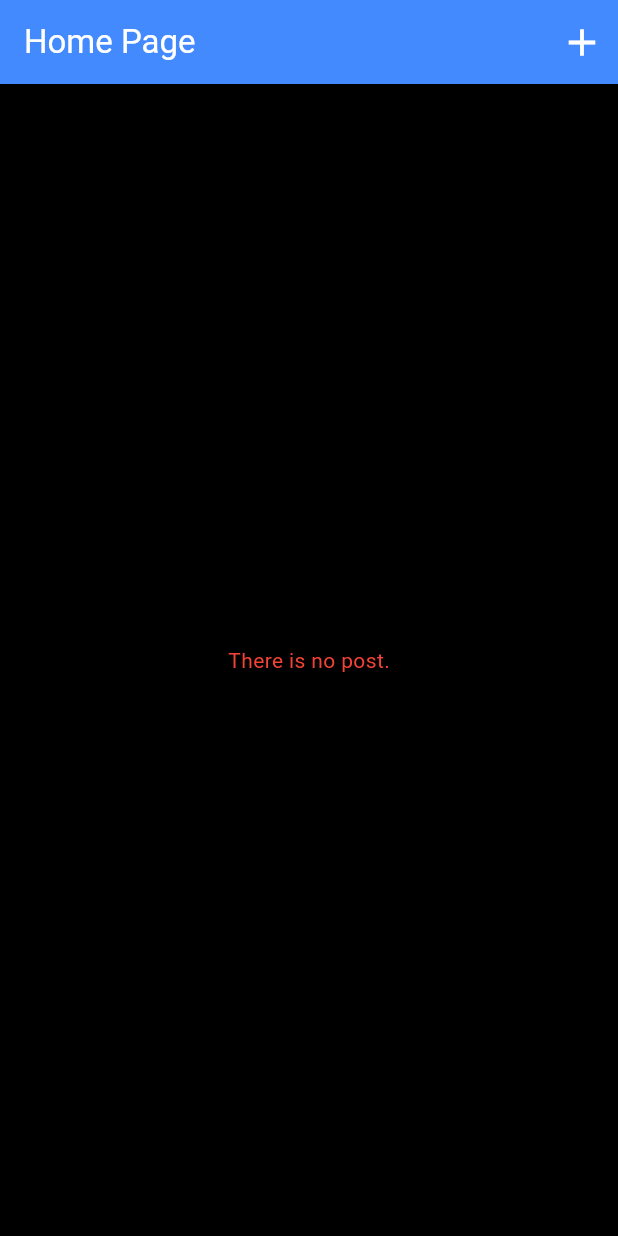
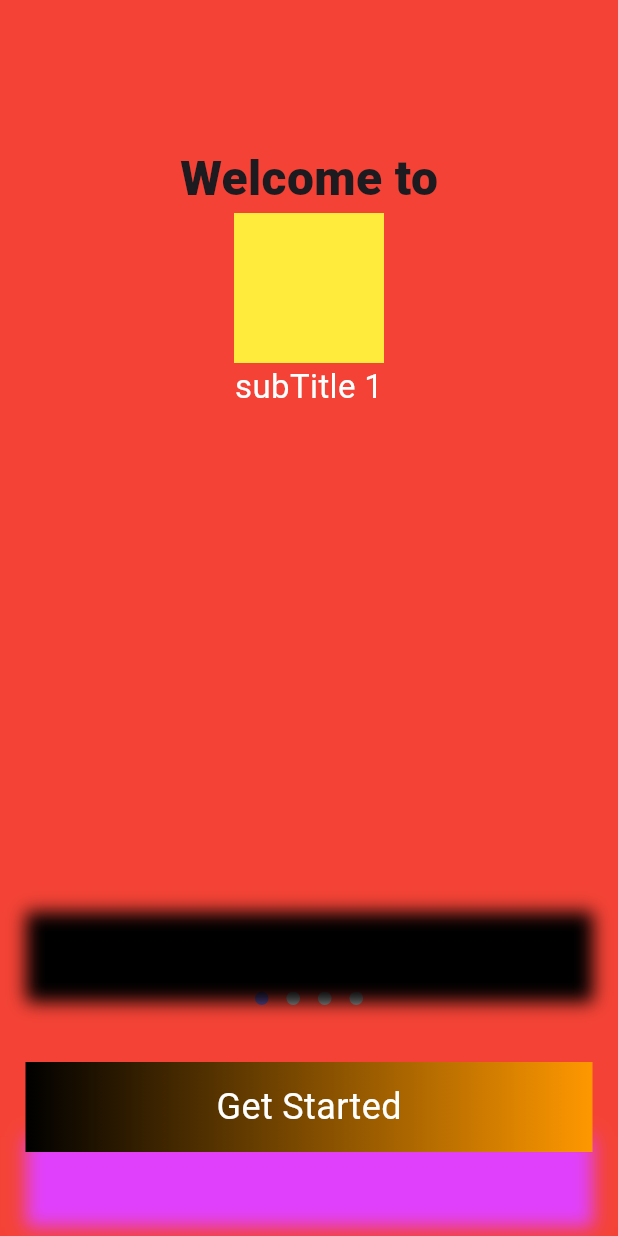
Before and after one commit to lakshydeep-14/broadway_classes, a Flutter app: the screen it shows after launch, on a phone screen of 412 x 824 dp. Run offline on Flutter 3.47's test engine with Material 3 defaults, Android fonts, the phone set to English and light mode, and no system bars; drawn by our look-alikes of dots_indicator; our stand-ins replace fluttertoast, form_validator, image_picker.

Commit message:
class 12

```diff
--- a/lib/add_post.dart
+++ b/lib/add_post.dart
@@ -22,8 +22,8 @@ class _AddPostState extends State<AddPost> {
       body: Padding(
         padding: const EdgeInsets.all(20.0),
         child: SingleChildScrollView(
-          child: Column(
-            spacing: 20,
+          child: Stack(
+
             children: [
               // CustomtextFormField(
               //   controller: userNameController,
--- a/lib/main.dart
+++ b/lib/main.dart
@@ -1,4 +1,5 @@
 import 'package:broadway_infosys/home_page.dart';
+import 'package:broadway_infosys/splash.dart';
 import 'package:flutter/material.dart';
 
 void main() {
@@ -11,7 +12,7 @@ class MyApp extends StatelessWidget {
   // This widget is the root of your application.
   @override
   Widget build(BuildContext context) {
-    return MaterialApp(home: HomePage());
+    return MaterialApp(home: Splash());
   }
 }
 
--- /dev/null
+++ b/lib/splash.dart
@@ -0,0 +1,143 @@
+import 'package:dots_indicator/dots_indicator.dart';
+import 'package:flutter/material.dart';
+import 'package:fluttertoast/fluttertoast.dart';
+
+class SplashModel {
+  final String title;
+  final Color? color;
+  final String subTitle;
+  final Color backgroundColor;
+
+  SplashModel({
+    required this.title,
+    this.color,
+    required this.subTitle,
+    required this.backgroundColor,
+  });
+}
+
+class Splash extends StatefulWidget {
+  const Splash({super.key});
+
+  @override
+  State<Splash> createState() => _SplashState();
+}
+
+class _SplashState extends State<Splash> {
+  int index = 0;
+  List<SplashModel> _splashList = [
+    SplashModel(
+      title: 'Welcome to',
+      color: Colors.yellow,
+      subTitle: 'subTitle 1',
+      backgroundColor: Colors.red,
+    ),
+    SplashModel(
+      title: 'Welcome to 2',
+      subTitle: 'subTitle 2',
+      backgroundColor: Colors.black,
+    ),
+    SplashModel(
+      title: 'Welcome to 3',
+      subTitle: 'subTitle 3',
+      backgroundColor: Colors.pink,
+    ),
+    SplashModel(
+      title: 'Welcome to 4',
+
+      subTitle: 'subTitle 4',
+      backgroundColor: Colors.yellowAccent,
+    ),
+  ];
+  @override
+  Widget build(BuildContext context) {
+    final deviceSize = MediaQuery.of(context).size;
+    final item = _splashList[index];
+    return Scaffold(
+      body: Stack(
+        children: [
+          Container(
+            color: item.backgroundColor,
+            height: deviceSize.height,
+            width: deviceSize.width,
+          ),
+          Positioned.fill(
+            top: 96,
+            left: 17,
+            right: 17,
+            // bottom: 56,
+            child: Center(
+              child: Column(
+                crossAxisAlignment: CrossAxisAlignment.center,
+                children: [
+                  Center(
+                    child: Text(
+                      item.title,
+                      style: TextStyle(
+                        fontSize: 32,
+                        fontWeight: FontWeight.w900,
+                      ),
+                    ),
+                  ),
+                  if (item.color != null)
+                    Container(height: 100, width: 100, color: item.color),
+                  Text(
+                    item.subTitle,
+                    style: TextStyle(color: Colors.white, fontSize: 22),
+                  ),
+                  Spacer(),
+                  DotsIndicator(dotsCount: 4, position: index.toDouble()),
+                  SizedBox(height: 32),
+                  GestureDetector(
+                    onTap: () {
+                      //  (index+1)<_splashList.length
+                      if (index < _splashList.length - 1) {
+                        setState(() {
+                          index++;
+                        });
+                      } else {
+                        Fluttertoast.showToast(
+                          msg: 'Navigate to Auth1-welcome screen',
+                        );
+                      }
+                    },
+                    child: Container(
+                      height: 60,
+                      width: deviceSize.width,
+                      decoration: BoxDecoration(
+                        boxShadow: [
+                          BoxShadow(
+                            offset: Offset(0, -100),
+                            blurRadius: 9,
+                            spreadRadius: 0,
+                            color: Colors.black.withValues(alpha: 1),
+                          ),
+                          BoxShadow(
+                            offset: Offset(0, 50),
+                            blurRadius: 9,
+                            spreadRadius: 0,
+                            color: Colors.purpleAccent.withValues(alpha: 1),
+                          ),
+                        ],
+                        gradient: LinearGradient(
+                          colors: [Colors.black, Colors.orange],
+                        ),
+                      ),
+                      child: Center(
+                        child: Text(
+                          'Get Started',
+                          style: TextStyle(fontSize: 24, color: Colors.white),
+                        ),
+                      ),
+                    ),
+                  ),
+                  SizedBox(height: 56),
+                ],
+              ),
+            ),
+          ),
+        ],
+      ),
+    );
+  }
+}
```
Also changed, not shown: pubspec.yaml (+5 -11 lines), pubspec.lock.
